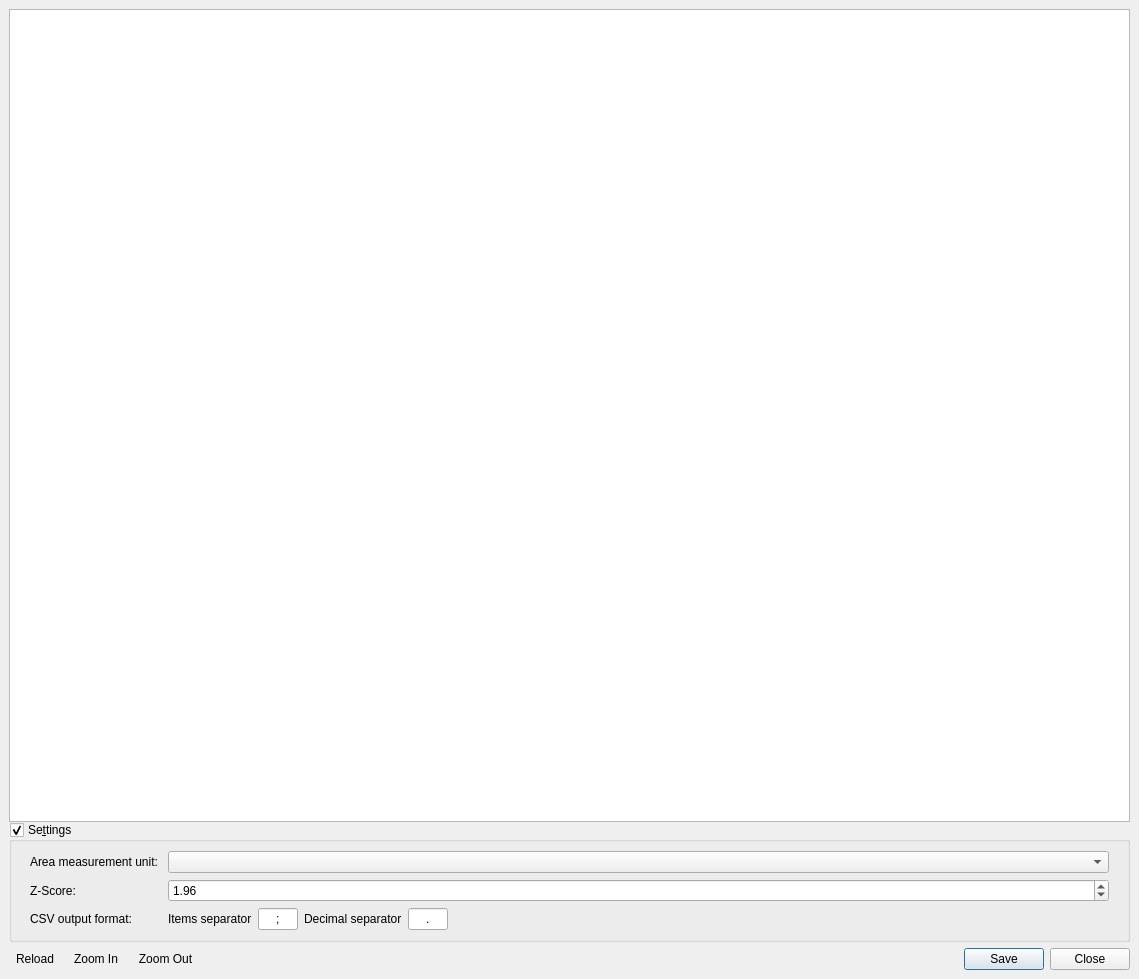
The window that ui/accuracy_assessment_dialog.ui (SMByC/AcATaMa) describes before a commit, drawn with Qt 5.
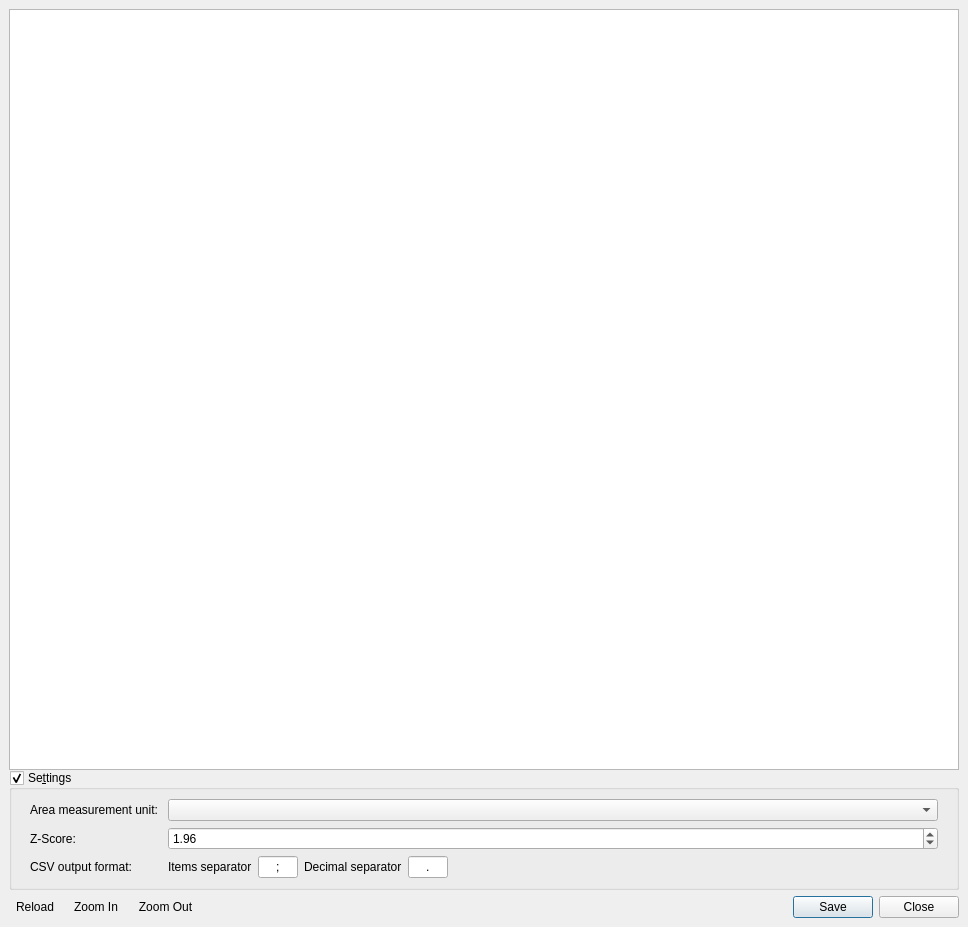
The same window after the commit. Icons and pictures are not drawn. Custom widgets are drawn as their Qt base class.

Commit message: Improved the warning message when the samples classified are outside the thematic raster

Diff of the .ui file:
```diff
--- a/ui/accuracy_assessment_dialog.ui
+++ b/ui/accuracy_assessment_dialog.ui
@@ -6,8 +6,8 @@
    <rect>
     <x>0</x>
     <y>0</y>
-    <width>1139</width>
-    <height>979</height>
+    <width>968</width>
+    <height>927</height>
    </rect>
   </property>
   <property name="windowTitle">
@@ -69,7 +69,7 @@
             <string>&lt;!DOCTYPE HTML PUBLIC &quot;-//W3C//DTD HTML 4.0//EN&quot; &quot;http://www.w3.org/TR/REC-html40/strict.dtd&quot;&gt;
 &lt;html&gt;&lt;head&gt;&lt;meta name=&quot;qrichtext&quot; content=&quot;1&quot; /&gt;&lt;style type=&quot;text/css&quot;&gt;
 p, li { white-space: pre-wrap; }
-&lt;/style&gt;&lt;/head&gt;&lt;body style=&quot; font-family:'Noto Sans'; font-size:9pt; font-weight:400; font-style:normal;&quot;&gt;
+&lt;/style&gt;&lt;/head&gt;&lt;body style=&quot; font-family:'Noto Sans'; font-size:10.5pt; font-weight:400; font-style:normal;&quot;&gt;
 &lt;p style=&quot;-qt-paragraph-type:empty; margin-top:0px; margin-bottom:0px; margin-left:0px; margin-right:0px; -qt-block-indent:0; text-indent:0px; font-size:10pt;&quot;&gt;&lt;br /&gt;&lt;/p&gt;&lt;/body&gt;&lt;/html&gt;</string>
            </property>
            <property name="openExternalLinks">
```
The commit also changes 1 other file.
